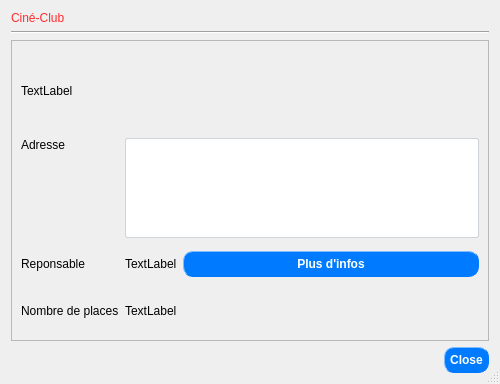
Qt form UI/UIs/info_salle_dialog.ui (CGHoussem/CinemaClubEventsManagement) before a commit.
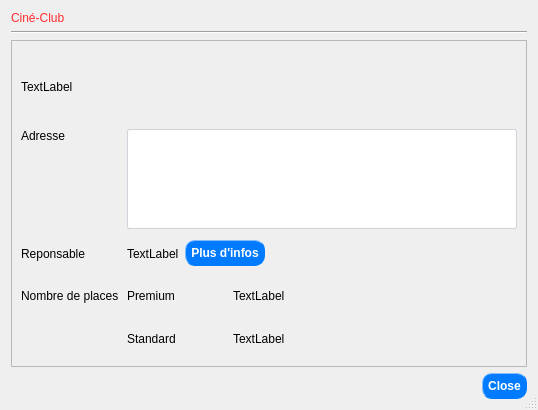
The same form after that commit.

```diff
--- a/UI/UIs/info_salle_dialog.ui
+++ b/UI/UIs/info_salle_dialog.ui
@@ -6,8 +6,8 @@
    <rect>
     <x>0</x>
     <y>0</y>
-    <width>500</width>
-    <height>384</height>
+    <width>538</width>
+    <height>410</height>
    </rect>
   </property>
   <property name="windowTitle">
@@ -94,49 +94,100 @@
       <bool>true</bool>
      </property>
      <widget class="QWidget" name="scrollAreaWidgetContents">
+      <property name="geometry">
+       <rect>
+        <x>0</x>
+        <y>0</y>
+        <width>518</width>
+        <height>295</height>
+       </rect>
+      </property>
       <layout class="QGridLayout" name="_2">
        <item row="0" column="0">
-        <layout class="QGridLayout" name="add_event_layout" rowstretch="0,0,0,0,0">
-         <item row="0" column="0" rowspan="2" colspan="2">
-          <widget class="QLabel" name="nom_salle_value">
-           <property name="styleSheet">
-            <string notr="true">font: 14pt &quot;Arial&quot;;</string>
-           </property>
-           <property name="text">
-            <string>TextLabel</string>
-           </property>
-          </widget>
-         </item>
-         <item row="2" column="1">
-          <widget class="QTextBrowser" name="adresse_salle_value">
-           <property name="sizePolicy">
-            <sizepolicy hsizetype="Expanding" vsizetype="Fixed">
-             <horstretch>0</horstretch>
-             <verstretch>0</verstretch>
-            </sizepolicy>
-           </property>
-           <property name="minimumSize">
-            <size>
-             <width>0</width>
-             <height>0</height>
-            </size>
-           </property>
-           <property name="maximumSize">
-            <size>
-             <width>16777215</width>
-             <height>100</height>
-            </size>
-           </property>
-          </widget>
-         </item>
+        <layout class="QGridLayout" name="add_event_layout" rowstretch="0,0,0,0,0,0">
          <item row="4" column="1">
-          <widget class="QLabel" name="nombre_places_salle_value">
+          <widget class="QLabel" name="label_4">
+           <property name="maximumSize">
+            <size>
+             <width>100</width>
+             <height>16777215</height>
+            </size>
+           </property>
            <property name="text">
+            <string>Premium</string>
+           </property>
+          </widget>
+         </item>
+         <item row="5" column="1">
+          <widget class="QLabel" name="label">
+           <property name="maximumSize">
+            <size>
+             <width>100</width>
+             <height>16777215</height>
+            </size>
+           </property>
+           <property name="text">
+            <string>Standard</string>
+           </property>
+          </widget>
+         </item>
+         <item row="4" column="0">
+          <widget class="QLabel" name="nombre_place_salle_label">
+           <property name="maximumSize">
+            <size>
+             <width>100</width>
+             <height>16777215</height>
+            </size>
+           </property>
+           <property name="text">
+            <string>Nombre de places</string>
+           </property>
+          </widget>
+         </item>
+         <item row="2" column="0" alignment="Qt::AlignTop">
+          <widget class="QLabel" name="adresse_salle_label">
+           <property name="maximumSize">
+            <size>
+             <width>100</width>
+             <height>16777215</height>
+            </size>
+           </property>
+           <property name="text">
+            <string>Adresse</string>
+           </property>
+           <property name="buddy">
+            <cstring>adresse_salle_value</cstring>
+           </property>
+          </widget>
+         </item>
+         <item row="3" column="0">
+          <widget class="QLabel" name="responsable_salle_label">
+           <property name="maximumSize">
+            <size>
+             <width>100</width>
+             <height>16777215</height>
+            </size>
+           </property>
+           <property name="text">
+            <string>Reponsable</string>
+           </property>
+          </widget>
+         </item>
+         <item row="4" column="2">
+          <widget class="QLabel" name="nbr_place_premium_vaue">
+           <property name="text">
             <string>TextLabel</string>
            </property>
           </widget>
          </item>
-         <item row="3" column="1">
+         <item row="5" column="2">
+          <widget class="QLabel" name="nbr_place_standard_value">
+           <property name="text">
+            <string>TextLabel</string>
+           </property>
+          </widget>
+         </item>
+         <item row="3" column="1" colspan="2" alignment="Qt::AlignLeft">
           <widget class="QWidget" name="salle_container" native="true">
            <layout class="QHBoxLayout" name="horizontalLayout" stretch="0,1">
             <property name="leftMargin">
@@ -153,6 +204,12 @@
             </property>
             <item>
              <widget class="QLabel" name="responsable_salle_value">
+              <property name="sizePolicy">
+               <sizepolicy hsizetype="Fixed" vsizetype="Preferred">
+                <horstretch>0</horstretch>
+                <verstretch>0</verstretch>
+               </sizepolicy>
+              </property>
               <property name="text">
                <string>TextLabel</string>
               </property>
@@ -163,6 +220,12 @@
             </item>
             <item>
              <widget class="QPushButton" name="responsable_info_btn">
+              <property name="maximumSize">
+               <size>
+                <width>200</width>
+                <height>16777215</height>
+               </size>
+              </property>
               <property name="text">
                <string>Plus d'infos</string>
               </property>
@@ -171,27 +234,35 @@
            </layout>
           </widget>
          </item>
-         <item row="4" column="0">
-          <widget class="QLabel" name="nombre_place_salle_label">
-           <property name="text">
-            <string>Nombre de places</string>
+         <item row="2" column="1" colspan="2">
+          <widget class="QTextBrowser" name="adresse_salle_value">
+           <property name="sizePolicy">
+            <sizepolicy hsizetype="Expanding" vsizetype="Fixed">
+             <horstretch>0</horstretch>
+             <verstretch>0</verstretch>
+            </sizepolicy>
            </property>
-          </widget>
-         </item>
-         <item row="3" column="0">
-          <widget class="QLabel" name="responsable_salle_label">
-           <property name="text">
-            <string>Reponsable</string>
+           <property name="minimumSize">
+            <size>
+             <width>0</width>
+             <height>0</height>
+            </size>
            </property>
+           <property name="maximumSize">
+            <size>
+             <width>16777215</width>
+             <height>100</height>
+            </size>
+           </property>
           </widget>
          </item>
-         <item row="2" column="0" alignment="Qt::AlignTop">
-          <widget class="QLabel" name="adresse_salle_label">
-           <property name="text">
-            <string>Adresse</string>
+         <item row="0" column="0" rowspan="2" colspan="3">
+          <widget class="QLabel" name="nom_salle_value">
+           <property name="styleSheet">
+            <string notr="true">font: 14pt &quot;Arial&quot;;</string>
            </property>
-           <property name="buddy">
-            <cstring>adresse_salle_value</cstring>
+           <property name="text">
+            <string>TextLabel</string>
            </property>
           </widget>
          </item>
```
